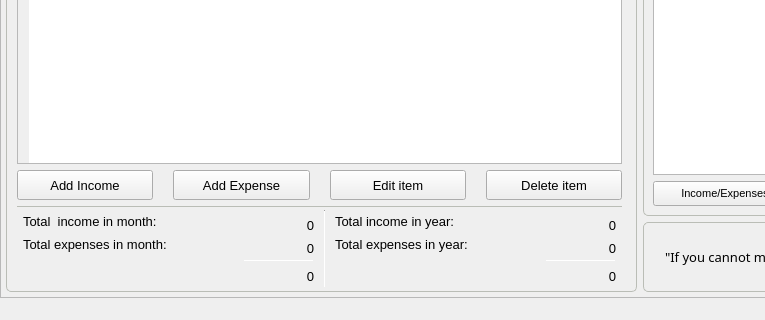
First picture: the form in keibomoneytracker/gui_keibomoneytracker.ui, repository Carlos-CDM/Keibo-MoneyTracker, before the edit; both pictures show x 0 to 765 and y 400 to 720 of the 1280 by 720 pixel window.
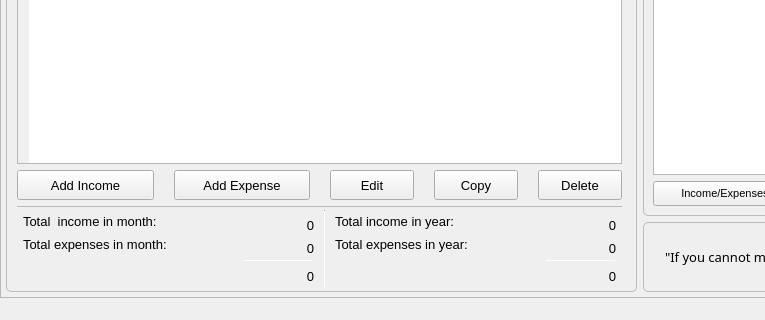
Second picture: the form after the edit. Custom widgets are drawn as their Qt base class.

Commit message: Option to copy transaction added to main Window

```diff
--- a/keibomoneytracker/gui_keibomoneytracker.ui
+++ b/keibomoneytracker/gui_keibomoneytracker.ui
@@ -883,6 +883,8 @@
                 <number>20</number>
                </property>
                <item>
+                <layout class="QHBoxLayout" name="horizontalLayout_6">
+                 <item>
                 <widget class="CustomPushButton" name="addIncomeButton">
                  <property name="minimumSize">
                   <size>
@@ -924,6 +926,10 @@
                  </property>
                 </widget>
                </item>
+                </layout>
+               </item>
+               <item>
+                <layout class="QHBoxLayout" name="horizontalLayout_7">
                <item>
                 <widget class="CustomPushButton" name="editItemButton">
                  <property name="minimumSize">
@@ -941,7 +947,28 @@
                   </font>
                  </property>
                  <property name="text">
-                  <string>Edit item</string>
+                    <string>Edit</string>
+                   </property>
+                  </widget>
+                 </item>
+                 <item>
+                  <widget class="CustomPushButton" name="copyButton">
+                   <property name="minimumSize">
+                    <size>
+                     <width>0</width>
+                     <height>30</height>
+                    </size>
+                   </property>
+                   <property name="font">
+                    <font>
+                     <family>MS Shell Dlg 2</family>
+                     <pointsize>10</pointsize>
+                     <weight>50</weight>
+                     <bold>false</bold>
+                    </font>
+                   </property>
+                   <property name="text">
+                    <string>Copy</string>
                  </property>
                 </widget>
                </item>
@@ -962,9 +989,11 @@
                   </font>
                  </property>
                  <property name="text">
-                  <string>Delete item</string>
-                 </property>
-                </widget>
+                    <string>Delete</string>
+                   </property>
+                  </widget>
+                 </item>
+                </layout>
                </item>
               </layout>
              </item>
```
Left out of the diff: 4 changed lines with no effect on the pictures. Lines whose indentation alone changed are shown as unchanged. The commit also changes 2 other files.
